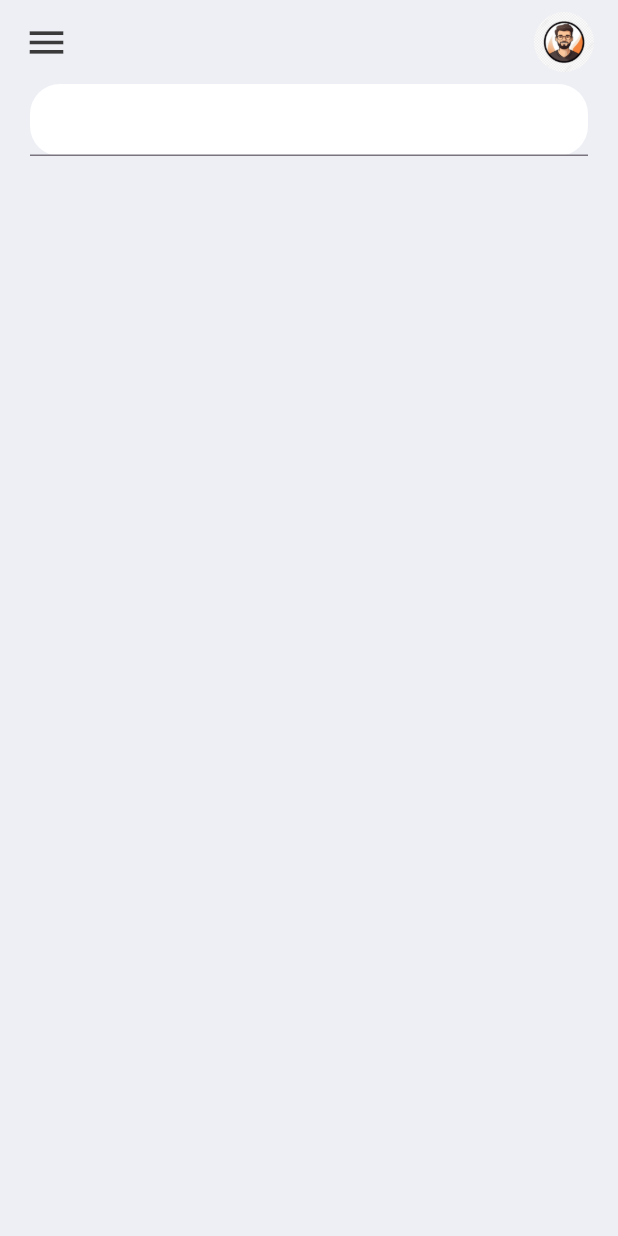
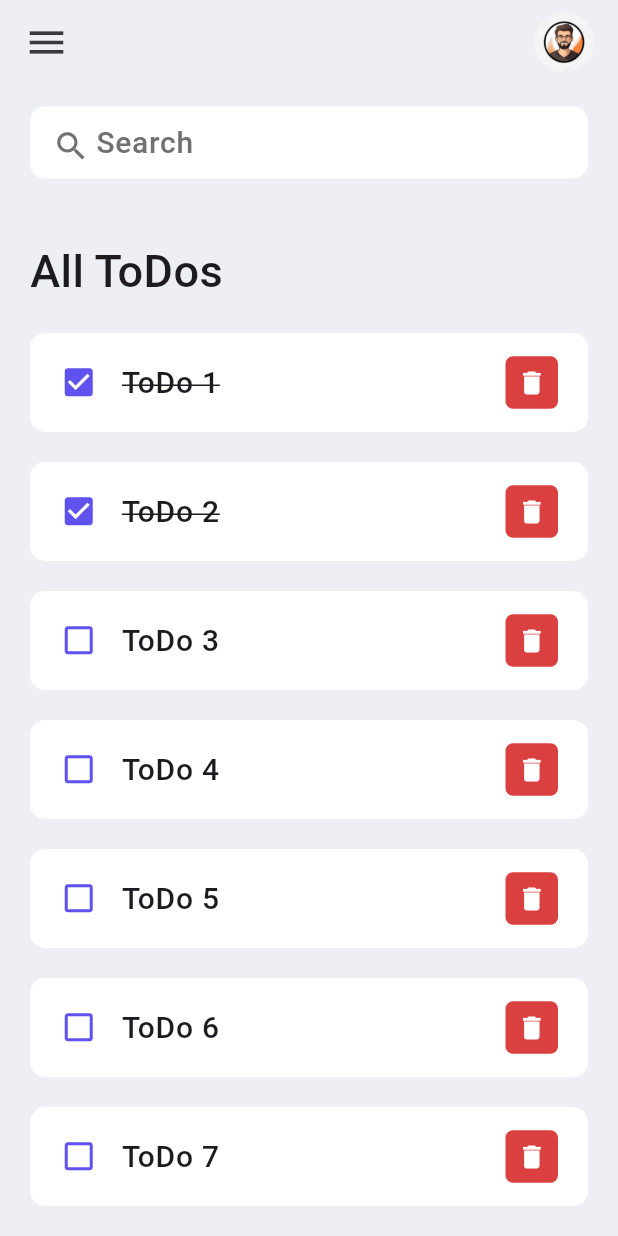
Before and after one commit to HaQuangDuy3004/todo_app, a Flutter app: the screen it shows after launch, on a phone screen of 412 x 824 dp. Run offline on Flutter 3.47's test engine with Material 3 defaults, Android fonts, the phone set to English and light mode, and no system bars.

Commit message:
Add search box to home screen

```diff
--- a/lib/models/todo.dart
+++ b/lib/models/todo.dart
@@ -1,9 +1,30 @@
-class Todo{
+class ToDo{
   final String id;
   final String title;
   final bool isDone;
 
-  Todo({required this.id,required this.title, this.isDone = false});
+  ToDo({
+    required this.id,
+    required this.title,
+    this.isDone = false
+  });
+
+  static List<ToDo> todoList(){
+    return[
+      ToDo(id: '01', title: 'ToDo 1', isDone: true),
+      ToDo(id: '02', title: 'ToDo 2', isDone: true),
+      ToDo(id: '03', title: 'ToDo 3', isDone: false),
+      ToDo(id: '04', title: 'ToDo 4'),
+      ToDo(id: '05', title: 'ToDo 5'),
+      ToDo(id: '06', title: 'ToDo 6'),
+      ToDo(id: '07', title: 'ToDo 7'),
+      ToDo(id: '08', title: 'ToDo 8'),
+      ToDo(id: '09', title: 'ToDo 9'),
+      ToDo(id: '10', title: 'ToDo 10'),
+    ];
+  }
+
+
   ({String id, bool isDone, String title}) copyWith({String? id, String? title, bool? isDone}){
     return(
       id: id ?? this.id,
--- a/lib/screens/home.dart
+++ b/lib/screens/home.dart
@@ -1,8 +1,12 @@
 import 'package:flutter/material.dart';
 import 'package:todo_app/constants/colors.dart';
+import 'package:todo_app/widgets/todo_item.dart';
+
+import '../models/todo.dart';
 
 class Home extends StatelessWidget{
-  const Home({super.key});
+  Home({super.key});
+  final todoList = ToDo.todoList();
 
   @override
   Widget build(BuildContext context) {
@@ -12,20 +16,22 @@ class Home extends StatelessWidget{
         appBar: _buildAppBar(),
         //Main Content
         body: Container(
-          padding: EdgeInsets.symmetric(horizontal: 20),
+          padding: EdgeInsets.symmetric(horizontal: 20, vertical: 15),
           child: Column(
             children: [
               // Input search
-              Container(
-                // padding: EdgeInsets.symmetric(horizontal: 50),
-                decoration: BoxDecoration(
-                  color: Colors.white,
-                  borderRadius: BorderRadius.circular(20),
-                  // border: Border.all(width: 1, color: tdGrey),
-
-                ),
-                child: TextField(
-
+              searchBox(),
+              Expanded(
+                child: ListView(
+                  children: [
+                    Container(
+                      margin: EdgeInsets.only(top: 40, bottom: 20),
+                      child: Text("All ToDos", style: TextStyle(fontSize: 30, fontWeight: FontWeight.w500),),
+                    ),
+                    //Todo_item
+                    for(ToDo todo in todoList)
+                      TodoItem(todo: todo),
+                  ],
                 ),
               )
             ],
@@ -47,7 +53,7 @@ class Home extends StatelessWidget{
               color: tdBlack,
               size: 30,
             ),
-            Container(
+            SizedBox(
               height: 40,
               width: 40,
               child: ClipRRect(
@@ -63,3 +69,46 @@ class Home extends StatelessWidget{
       );
   }
 }
+
+class searchBox extends StatelessWidget {
+  const searchBox({
+    super.key,
+  });
+
+  @override
+  Widget build(BuildContext context) {
+    return Container(
+      padding: EdgeInsets.symmetric(horizontal: 15),
+      decoration: BoxDecoration(
+        color: Colors.white,
+        borderRadius: BorderRadius.circular(10),
+        // border: Border.all(width: 1, color: tdGrey),
+
+      ),
+      child: TextField(
+        decoration: InputDecoration(
+          contentPadding: EdgeInsets.all(0),
+          //Text search
+          hintText: 'Search',
+          hintStyle: TextStyle(
+            color: tdGrey,
+            fontSize: 20,
+            fontWeight: FontWeight.w500,
+          ),
+
+          //Icon search
+          prefixIcon: Icon(
+              Icons.search,
+              color: tdGrey,
+              size: 25,
+          ),
+          border: InputBorder.none,
+          prefixIconConstraints: BoxConstraints(
+            maxHeight: 20,
+            maxWidth: 25,
+          )
+        )
+      ),
+    );
+  }
+}
--- /dev/null
+++ b/lib/widgets/todo_item.dart
@@ -0,0 +1,64 @@
+import 'package:flutter/material.dart';
+import 'package:todo_app/constants/colors.dart';
+
+import '../models/todo.dart';
+
+class TodoItem extends StatelessWidget {
+  final ToDo todo;
+  const TodoItem({super.key, required this.todo});
+
+  @override
+  Widget build(BuildContext context) {
+    return Container(
+      margin: EdgeInsets.only(bottom: 20),
+      child: ListTile(
+        onTap: (){
+          print("Click todo iteam!");
+        },
+//Style ListTile
+        shape: RoundedRectangleBorder(
+          borderRadius: BorderRadius.circular(10),
+        ),
+        tileColor: Colors.white,
+        contentPadding: EdgeInsets.symmetric(horizontal: 20, vertical: 5),
+//Checkbox list todo
+        leading: Icon(
+          todo.isDone? Icons.check_box : Icons.check_box_outline_blank,
+          color: tdBlue,
+          size: 25,
+        ),
+//Title list todo
+        title: Text(
+          todo.title,
+          style: TextStyle(
+            fontSize: 20,
+            fontWeight: FontWeight.w500,
+            decoration: todo.isDone ? TextDecoration.lineThrough : TextDecoration.none,
+          ),
+        ),
+//Button Delete
+//Background button delete
+        trailing: Container(
+          padding: EdgeInsets.all(0),
+          height: 35,
+          width: 35,
+          decoration: BoxDecoration(
+            color: tdRed,
+            borderRadius: BorderRadius.circular(5),
+          ),
+//Icon delete
+          child: IconButton(
+              padding: EdgeInsets.all(0),
+              onPressed: (){
+                print("Click delete todo item!");
+              },
+              icon: Icon(Icons.delete),
+              color: Colors.white,
+              iconSize: 20,
+          ),
+        ),
+
+      ),
+    );
+  }
+}
```
